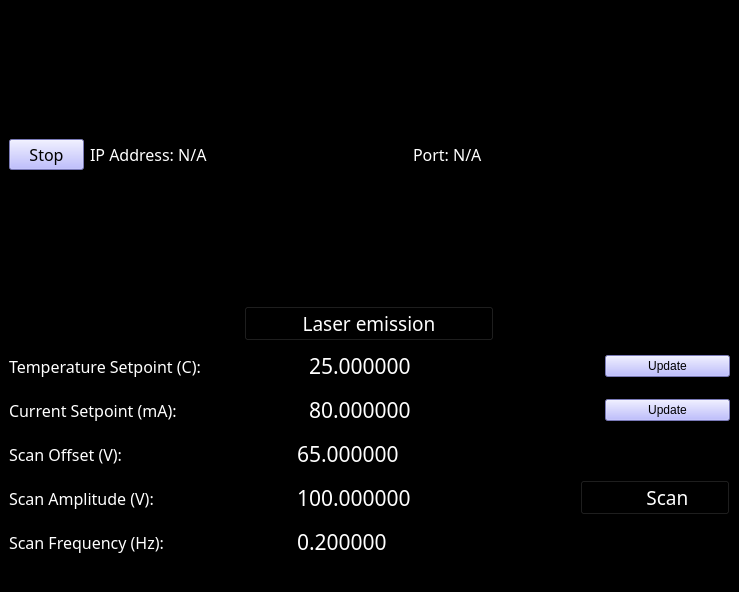
Qt form pylabnet/gui/pyqt/gui_templates/toptica_control.ui (lukingroup/pylabnet) before a commit.
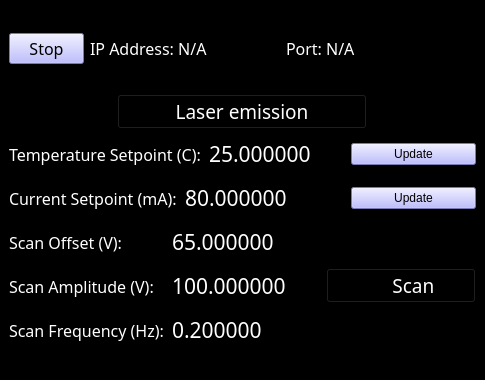
The same form after that commit. Icons and pictures are not drawn.

Diff of the .ui file:
```diff
--- a/pylabnet/gui/pyqt/gui_templates/toptica_control.ui
+++ b/pylabnet/gui/pyqt/gui_templates/toptica_control.ui
@@ -6,8 +6,8 @@
    <rect>
     <x>0</x>
     <y>0</y>
-    <width>739</width>
-    <height>592</height>
+    <width>485</width>
+    <height>380</height>
    </rect>
   </property>
   <property name="sizePolicy">
```
Left out of the diff: 4 changed lines with no effect on the pictures.
